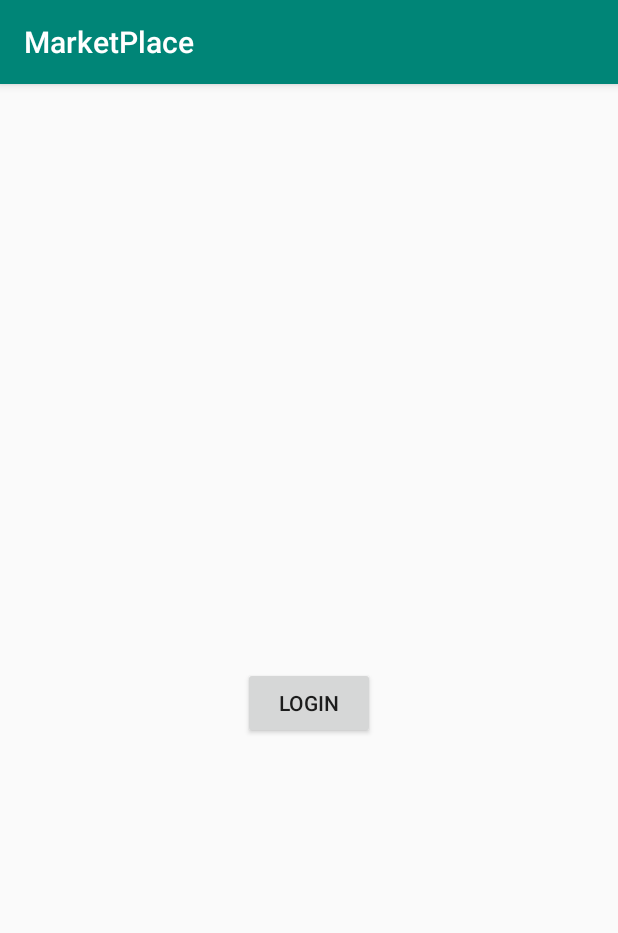
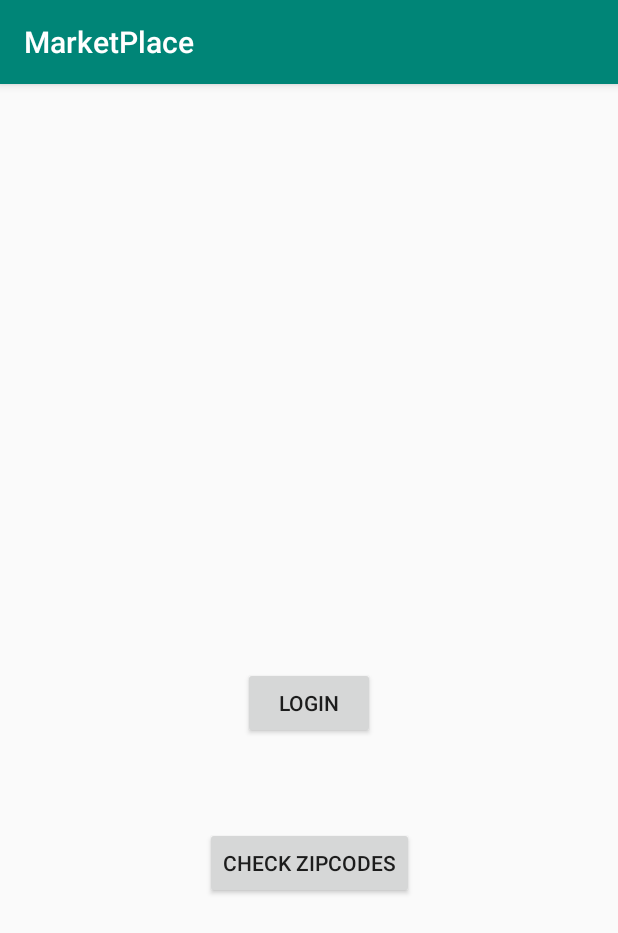
Before and after one commit to CS591STAR/MarketPlace, an Android app: the screen it shows after launch (MainActivity), on a phone screen of 412 x 824 dp. Shown: the top 933 px of the screen. Run offline under Robolectric (Android 15) with nearby library versions, the phone set to English and light mode, and no system bars.

Commit message:
zipcode api fetch
fetching distance between two zipcodes

```diff
--- a/app/src/main/AndroidManifest.xml
+++ b/app/src/main/AndroidManifest.xml
@@ -5,6 +5,7 @@
     <uses-permission android:name="android.permission.INTERNET"/>
 
     <application
+        android:usesCleartextTraffic="true"
         android:allowBackup="true"
         android:icon="@mipmap/ic_launcher"
         android:label="@string/app_name"
@@ -20,6 +21,7 @@
             </intent-filter>
         </activity>
         <activity android:name=".MarketFeed" />
+        <activity android:name=".ZipCodeAPI" />
     </application>
 
 </manifest>
--- a/app/src/main/java/com/example/marketplace/MainActivity.java
+++ b/app/src/main/java/com/example/marketplace/MainActivity.java
@@ -12,12 +12,16 @@ public class MainActivity extends AppCompatActivity {
 
     private Button btnLogin;
 
+    // This button is entirely for test purposes only; will be removed later
+    private Button checkZipCodeAPI;
+
     @Override
     protected void onCreate(Bundle savedInstanceState) {
         super.onCreate(savedInstanceState);
         setContentView(R.layout.activity_main);
 
         btnLogin = findViewById(R.id.btnLogin);
+        checkZipCodeAPI = findViewById(R.id.openZipCodeTest);
 
         btnLogin.setOnClickListener(new View.OnClickListener() {
             @Override
@@ -26,5 +30,13 @@ public class MainActivity extends AppCompatActivity {
                 startActivity(intent);
             }
         });
+
+        checkZipCodeAPI.setOnClickListener(new View.OnClickListener() {
+            @Override
+            public void onClick(View view) {
+                Intent intent = new Intent(getApplicationContext(), ZipCodeAPI.class);
+                startActivity(intent);
+            }
+        });
     }
 }
--- a/app/src/main/res/layout/activity_main.xml
+++ b/app/src/main/res/layout/activity_main.xml
@@ -17,4 +17,16 @@
         app:layout_constraintEnd_toEndOf="parent"
         app:layout_constraintStart_toStartOf="parent"
         app:layout_constraintTop_toTopOf="parent" />
+
+    <Button
+        android:id="@+id/openZipCodeTest"
+        android:layout_width="wrap_content"
+        android:layout_height="wrap_content"
+        android:layout_marginTop="49dp"
+        android:layout_marginBottom="216dp"
+        android:text="check zipcodes"
+        app:layout_constraintBottom_toBottomOf="parent"
+        app:layout_constraintEnd_toEndOf="parent"
+        app:layout_constraintStart_toStartOf="parent"
+        app:layout_constraintTop_toBottomOf="@+id/btnLogin" />
 </androidx.constraintlayout.widget.ConstraintLayout>
```
Also changed, not shown: app/src/main/java/com/example/marketplace/ZipCodeAPI.java (added, +87 -0 lines), app/src/main/res/layout/zipcodeapi.xml (added, +63 -0 lines).
